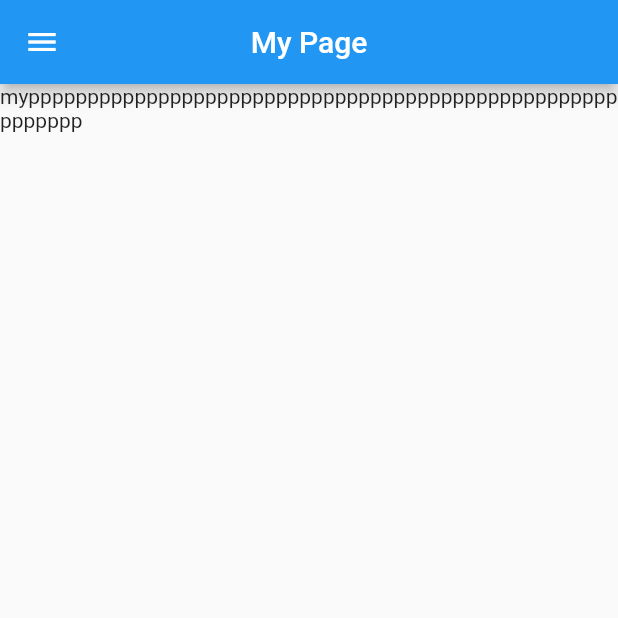
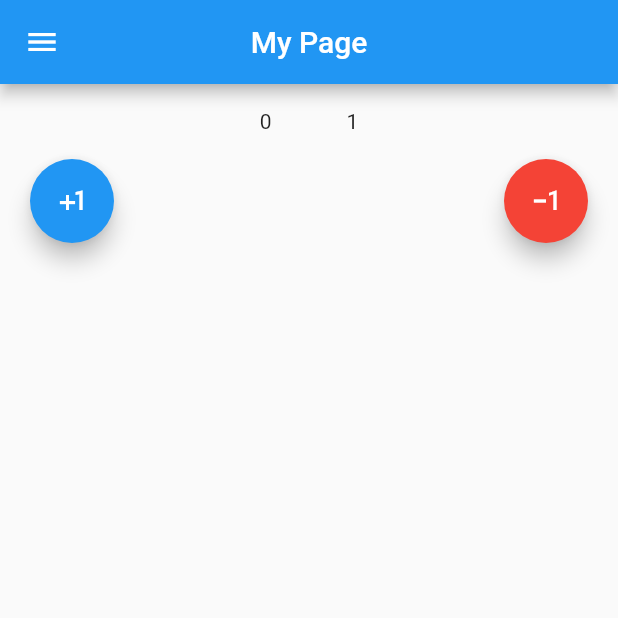
Before and after one commit to BulTTaeng/FlutterGetXCodelab, a Flutter app: the MyPage screen opened by its route, on a phone screen of 412 x 824 dp, the top half of it. Run offline on Flutter 3.47's test engine with Material 2 defaults, Android fonts, the phone set to English and light mode, and no system bars; our stand-ins replace get, syncfusion_flutter_charts; missing offline and left inert: dart:ffi.

Commit message:
Feat: Mypage Mypage 기능 추가 obx GetBuilder

```diff
--- /dev/null
+++ b/lib/binding/count_binding.dart
@@ -0,0 +1,9 @@
+import 'package:codelab/controller/count_controller.dart';
+import 'package:get/get.dart';
+
+class CountBinding extends Bindings{
+  @override
+  void dependencies() {
+    Get.lazyPut<CountController>(() => CountController());
+  }
+}
--- a/lib/binding/nav_binding.dart
+++ b/lib/binding/nav_binding.dart
@@ -1,9 +1,9 @@
 import 'package:codelab/controller/nav_controller.dart';
 import 'package:get/get.dart';
 
-class NavBinding extends Bindings {
-  @override
-  void dependencies() {
-    Get.lazyPut<NavController>(() => NavController());
-  }
-}
+// class NavBinding extends Bindings {
+//   @override
+//   void dependencies() {
+//     Get.lazyPut<NavController>(() => NavController());
+//   }
+// }
--- a/lib/controller/nav_controller.dart
+++ b/lib/controller/nav_controller.dart
@@ -1,20 +1,20 @@
 import 'package:get/get.dart';
 import 'package:codelab/route/routes.dart';
 
-class NavController extends GetxController{
+class NavController{
 
   void navigate(int navNum ){
       switch(navNum){
         case 1:
           Get.offNamed(Routes.HOMEPAGE);
-          Get.defaultDialog(title: "We are going to Homepage" ,
-              middleText: "hi");
+          //Get.toNamed(Routes.HOMEPAGE);
           Get.snackbar("Home Page",
               "hi",
               snackPosition: SnackPosition.BOTTOM);
           break;
         case 2:
           Get.offNamed(Routes.MYPAGE);
+          //Get.toNamed(Routes.MYPAGE);
           Get.defaultDialog(title: "We are going to Mypage" ,
               middleText: "hi",
               onConfirm:() {},
@@ -25,8 +25,7 @@ class NavController extends GetxController{
           break;
         case 3:
           Get.offNamed(Routes.SETTINGPAGE);
-          Get.defaultDialog(title: "We are going to SettingPage" ,
-              middleText: "hi");
+          //Get.toNamed(Routes.SETTINGPAGE);
           Get.snackbar("Setting Page",
               "hi",
               snackPosition: SnackPosition.BOTTOM);
--- a/lib/homepage/home_page.dart
+++ b/lib/homepage/home_page.dart
@@ -10,6 +10,7 @@ import 'package:syncfusion_flutter_charts/sparkcharts.dart';
 
 class HomePage extends StatelessWidget {
   ChartController chartController = Get.find<ChartController>();
+  //NavController navController = Get.find<NavController>();
 
   @override
   Widget build(BuildContext context) {
--- a/lib/mypage/my_page.dart
+++ b/lib/mypage/my_page.dart
@@ -1,19 +1,67 @@
+import 'package:codelab/controller/count_controller.dart';
 import 'package:codelab/controller/nav_controller.dart';
 import 'package:codelab/utility/custom_appbar.dart';
 import 'package:codelab/utility/custom_drawer.dart';
 import 'package:flutter/material.dart';
 import 'package:get/get.dart';
 
-class MyPage extends StatelessWidget{
+class MyPage extends StatelessWidget {
 
-  NavController navController = Get.find<NavController>();
+  //NavController navController = Get.find<NavController>();
+  CountController countController = Get.find<CountController>();
 
   @override
   Widget build(BuildContext context) {
     return Scaffold(
-      appBar: CustomAppbar(title: "My Page", appBar: AppBar() ),
-      drawer: CustomDrawer(),
-      body: Text("myppppppppppppppppppppppppppppppppppppppppppppppppppppppppp")
+        appBar: CustomAppbar(title: "My Page", appBar: AppBar() , page:2),
+        drawer: CustomDrawer(),
+        body: Column(
+          crossAxisAlignment : CrossAxisAlignment.start,
+          children: [
+            Row(
+              mainAxisAlignment : MainAxisAlignment.center,
+              children: [
+                GetBuilder<CountController>(builder: (_) {
+                  return Text(countController.num.toString());
+                }),
+                const SizedBox(width: 50,height: 50),
+                Obx((){
+                  return Text(countController.autoNum.value.toString());
+                })
+              ],
+            ),
+
+            Row(
+              mainAxisAlignment: MainAxisAlignment.center,
+              children: [
+                const Padding(
+                  padding: EdgeInsets.only(left:20),
+                ),
+                FloatingActionButton(
+                  heroTag: "btn_plus",
+                  onPressed: () => countController.increase(),
+                  backgroundColor: Colors.blue,
+                  child: const Icon(Icons.plus_one),
+                ),
+                Expanded(
+                    flex: 1,
+                    child: Container()
+                ),
+                FloatingActionButton(
+                  heroTag: "btn_minus",
+                  onPressed: () => countController.decrease(),
+                  backgroundColor: Colors.red,
+                  child: const Icon(Icons.exposure_minus_1),
+
+                ),
+                const Padding(
+                  padding: EdgeInsets.only(right:20),
+                ),
+              ],
+            ),
+
+          ],
+        ),
     );
   }
 }
--- a/lib/route/pages.dart
+++ b/lib/route/pages.dart
@@ -6,6 +6,8 @@ import 'package:codelab/settingpage/setting_page.dart';
 import 'package:get/get.dart';
 import 'package:codelab/route/routes.dart';
 
+import '../binding/count_binding.dart';
+
 class Pages{
   static final routes =[
     GetPage(
@@ -13,7 +15,7 @@ class Pages{
       page: () => HomePage(),
       bindings: [
         ChartBinding(),
-        NavBinding()
+        //NavBinding()
       ],
       transition: Transition.noTransition,
     ),
@@ -21,7 +23,8 @@ class Pages{
       name: Routes.MYPAGE,
       page: () => MyPage(),
       bindings: [
-        NavBinding()
+        //NavBinding(),
+        CountBinding()
       ],
       transition: Transition.noTransition,
     ),
@@ -29,7 +32,7 @@ class Pages{
       name: Routes.SETTINGPAGE,
       page: () => SettingPage(),
       bindings: [
-        NavBinding()
+        //NavBinding()
       ],
       transition: Transition.noTransition,
     ),
--- a/lib/utility/custom_appbar.dart
+++ b/lib/utility/custom_appbar.dart
@@ -14,7 +14,6 @@ class CustomAppbar extends StatelessWidget implements PreferredSizeWidget {
   final String title;
   final AppBar appBar;
   final int page;
-  ChartController chartController = Get.find<ChartController>();
 
   @override
   Widget build(BuildContext context){
@@ -30,6 +29,7 @@ class CustomAppbar extends StatelessWidget implements PreferredSizeWidget {
       return [
         IconButton(
             onPressed: (){
+              ChartController chartController = Get.find<ChartController>();
               chartController.increase();
               print(chartController.charData);
             },
```
Also changed, not shown: lib/controller/count_controller.dart (added, +32 -0 lines), lib/settingpage/setting_page.dart (+10 -0 lines), lib/utility/custom_drawer.dart (+10 -6 lines).
